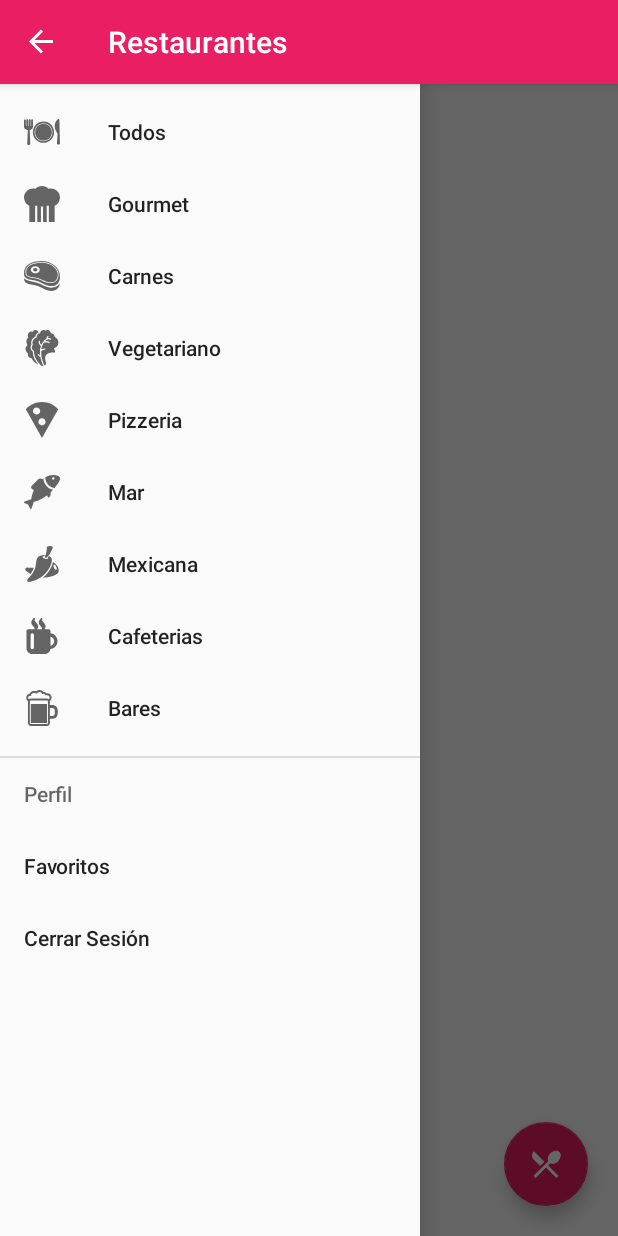
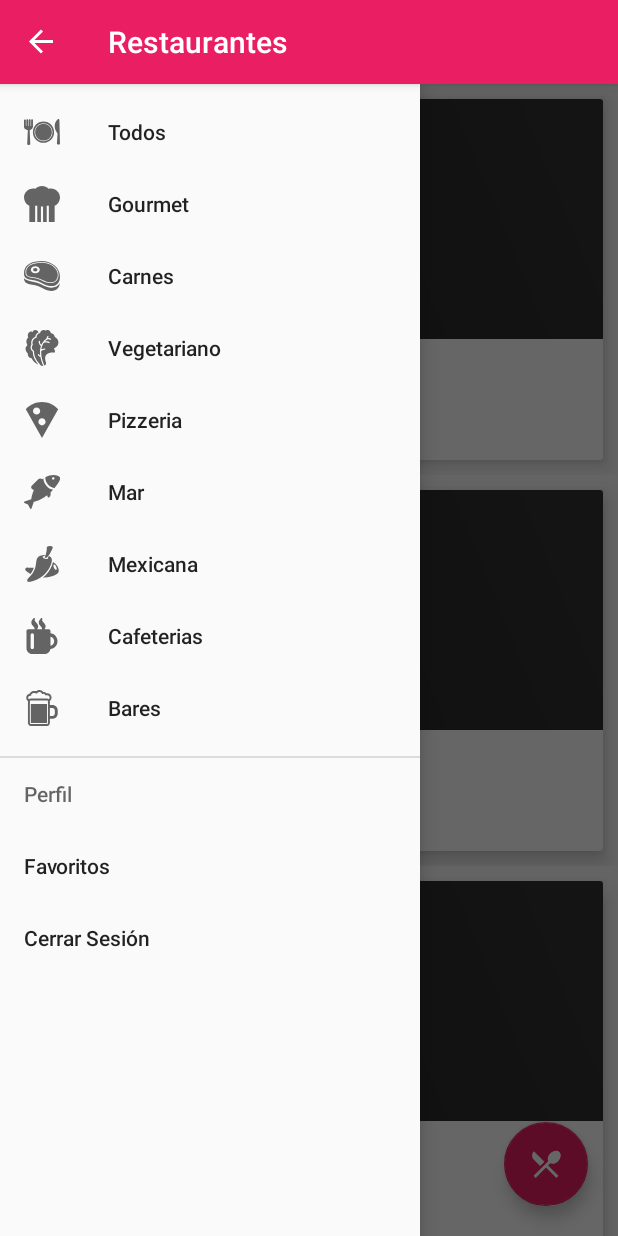
Before and after one commit to milo2005/RestauranteMaterial, an Android app: the MainActivity screen opened directly, with no data from a screen before it, with the side drawer open, on a phone screen of 412 x 824 dp. Run offline under Robolectric (Android 15) with nearby library versions, the phone set to English and light mode, and no system bars; our stand-ins replace Picasso, data binding; pictures from the network do not load; 1 statement that could not run was skipped.

```diff
--- a/app/src/main/AndroidManifest.xml
+++ b/app/src/main/AndroidManifest.xml
@@ -1,6 +1,8 @@
 <?xml version="1.0" encoding="utf-8"?>
 <manifest xmlns:android="http://schemas.android.com/apk/res/android"
     package="unicauca.movil.restaurantesmaterial">
+
+    <uses-permission android:name="android.permission.INTERNET"/>
 
     <application
         android:allowBackup="true"
--- a/app/src/main/java/unicauca/movil/restaurantesmaterial/MainActivity.java
+++ b/app/src/main/java/unicauca/movil/restaurantesmaterial/MainActivity.java
@@ -7,11 +7,13 @@ import android.support.annotation.Nullable;
 import android.support.v4.widget.DrawerLayout;
 import android.support.v7.app.ActionBarDrawerToggle;
 import android.support.v7.app.AppCompatActivity;
+import android.support.v7.widget.LinearLayoutManager;
 import android.view.MenuItem;
 import android.view.View;
 
 import java.util.ArrayList;
 
+import unicauca.movil.restaurantesmaterial.adapters.RestauranteAdapter;
 import unicauca.movil.restaurantesmaterial.databinding.ActivityMainBinding;
 import unicauca.movil.restaurantesmaterial.models.Restaurante;
 import unicauca.movil.restaurantesmaterial.util.L;
@@ -20,6 +22,8 @@ public class MainActivity extends AppCompatActivity implements DrawerLayout.Draw
 
     ActivityMainBinding binding;
     ActionBarDrawerToggle toggle;
+
+    RestauranteAdapter adapter;
 
     @Override
     protected void onCreate(Bundle savedInstanceState) {
@@ -33,6 +37,10 @@ public class MainActivity extends AppCompatActivity implements DrawerLayout.Draw
                 , R.string.menu_close);
 
         binding.drawer.addDrawerListener(this);
+        L.data = new ArrayList<>();
+        adapter = new RestauranteAdapter(getLayoutInflater());
+        binding.recycler.setAdapter(adapter);
+        binding.recycler.setLayoutManager(new LinearLayoutManager(this));
 
         loadData();
     }
@@ -75,7 +83,7 @@ public class MainActivity extends AppCompatActivity implements DrawerLayout.Draw
 
     //region Load restaurantes
     private void loadData(){
-        L.data = new ArrayList<>();
+
 
         Restaurante r1 = new Restaurante();
         r1.setNombre("Cosecha");
@@ -138,6 +146,9 @@ public class MainActivity extends AppCompatActivity implements DrawerLayout.Draw
         L.data.add(r5);
         L.data.add(r6);
 
+        adapter.notifyDataSetChanged();
+
+
     }
 
     //endregion
--- a/app/src/main/res/layout/template_restaurante.xml
+++ b/app/src/main/res/layout/template_restaurante.xml
@@ -31,6 +31,7 @@
                     android:layout_width="match_parent"
                     android:layout_height="@dimen/template_img"
                     android:background="#333"
+                    android:scaleType="centerCrop"
                     app:imgUrl="@{res.imagen}"
                     />
 
@@ -85,7 +86,7 @@
                     android:layout_toRightOf="@id/icon_place"
                     android:layout_alignBottom="@id/icon_place"
                     tools:text="Calle falsa 123"
-                    android:text="@{res.descripcion}"
+                    android:text="@{res.direccion}"
                     />
 
             </RelativeLayout>
```
